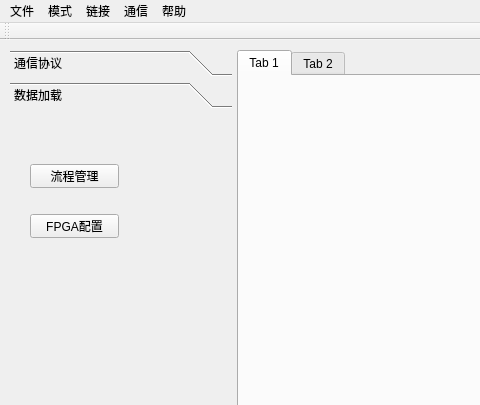
Qt form smart_eye_pc_core/smart_eye_pc/mainwindow.ui (FpgaPublish/k2_smart_eye) before a commit; both pictures show x 0 to 480 and y 0 to 405 of the 1133 by 667 pixel window.
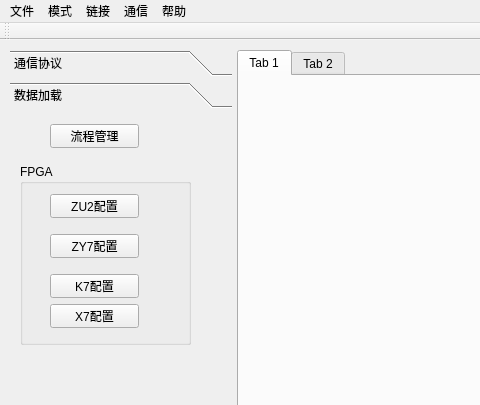
The same form after that commit. The open tabs and pages were chosen to show the change.

Commit message: 更新FPGA的参数下载模块

What changed in the file:
```diff
--- a/smart_eye_pc_core/smart_eye_pc/mainwindow.ui
+++ b/smart_eye_pc_core/smart_eye_pc/mainwindow.ui
@@ -128,8 +128,8 @@
              <widget class="QPushButton" name="ui_flow_ctrl">
               <property name="geometry">
                <rect>
-                <x>20</x>
-                <y>50</y>
+                <x>40</x>
+                <y>10</y>
                 <width>89</width>
                 <height>24</height>
                </rect>
@@ -138,18 +138,70 @@
                <string>流程管理</string>
               </property>
              </widget>
-             <widget class="QPushButton" name="ui_flow_fpga">
+             <widget class="QGroupBox" name="groupBox">
               <property name="geometry">
                <rect>
-                <x>20</x>
-                <y>100</y>
-                <width>89</width>
-                <height>24</height>
+                <x>10</x>
+                <y>50</y>
+                <width>171</width>
+                <height>181</height>
                </rect>
               </property>
-              <property name="text">
-               <string>FPGA配置</string>
+              <property name="title">
+               <string>FPGA</string>
               </property>
+              <widget class="QPushButton" name="ui_flow_fpga_4">
+               <property name="geometry">
+                <rect>
+                 <x>30</x>
+                 <y>140</y>
+                 <width>89</width>
+                 <height>24</height>
+                </rect>
+               </property>
+               <property name="text">
+                <string>X7配置</string>
+               </property>
+              </widget>
+              <widget class="QPushButton" name="ui_flow_fpga_3">
+               <property name="geometry">
+                <rect>
+                 <x>30</x>
+                 <y>110</y>
+                 <width>89</width>
+                 <height>24</height>
+                </rect>
+               </property>
+               <property name="text">
+                <string>K7配置</string>
+               </property>
+              </widget>
+              <widget class="QPushButton" name="ui_flow_fpga_2">
+               <property name="geometry">
+                <rect>
+                 <x>30</x>
+                 <y>70</y>
+                 <width>89</width>
+                 <height>24</height>
+                </rect>
+               </property>
+               <property name="text">
+                <string>ZY7配置</string>
+               </property>
+              </widget>
+              <widget class="QPushButton" name="ui_flow_fpga">
+               <property name="geometry">
+                <rect>
+                 <x>30</x>
+                 <y>30</y>
+                 <width>89</width>
+                 <height>24</height>
+                </rect>
+               </property>
+               <property name="text">
+                <string>ZU2配置</string>
+               </property>
+              </widget>
              </widget>
             </widget>
             <widget class="QWidget" name="ui_flow_solve">
```
Left out of the diff: 4 changed lines with no effect on the pictures. The commit also changes 34 other files.
